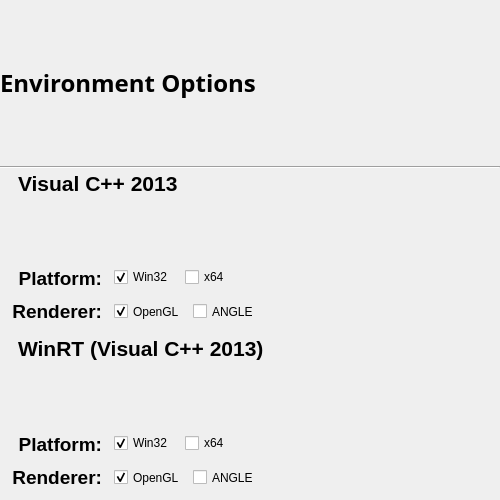
The window that ui/WizardPageEnvOptions.ui (cinder/TinderBox) describes before a commit, drawn with Qt 5.
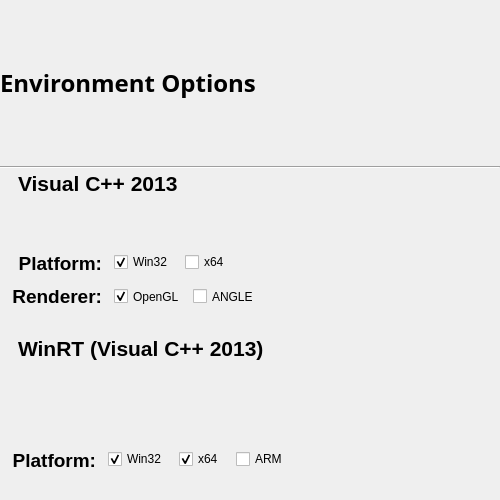
The same window after the commit. Icons and pictures are not drawn.

Commit message: Working UI for WinRT options; not integrated into Generator yet

The edit to the form file:
```diff
--- a/ui/WizardPageEnvOptions.ui
+++ b/ui/WizardPageEnvOptions.ui
@@ -67,7 +67,7 @@
     </widget>
    </item>
    <item>
-    <layout class="QVBoxLayout" name="vc2013Layout" stretch="0,0">
+    <layout class="QVBoxLayout" name="vc2013Layout" stretch="0,0,0">
      <property name="spacing">
       <number>0</number>
      </property>
@@ -314,6 +314,22 @@
        </item>
       </layout>
      </item>
+     <item>
+      <spacer name="verticalSpacer">
+       <property name="orientation">
+        <enum>Qt::Vertical</enum>
+       </property>
+       <property name="sizeType">
+        <enum>QSizePolicy::Fixed</enum>
+       </property>
+       <property name="sizeHint" stdset="0">
+        <size>
+         <width>20</width>
+         <height>20</height>
+        </size>
+       </property>
+      </spacer>
+     </item>
     </layout>
    </item>
    <item>
@@ -489,74 +505,15 @@
            <property name="text">
             <string>x64</string>
            </property>
-          </widget>
-         </item>
-        </layout>
-       </item>
-       <item row="1" column="0">
-        <widget class="QLabel" name="vc2013WinRtRendererLabel">
-         <property name="sizePolicy">
-          <sizepolicy hsizetype="Minimum" vsizetype="Minimum">
-           <horstretch>0</horstretch>
-           <verstretch>0</verstretch>
-          </sizepolicy>
-         </property>
-         <property name="font">
-          <font>
-           <family>Helvetica</family>
-           <pointsize>14</pointsize>
-           <weight>75</weight>
-           <bold>true</bold>
-          </font>
-         </property>
-         <property name="text">
-          <string>Renderer:</string>
-         </property>
-         <property name="alignment">
-          <set>Qt::AlignRight|Qt::AlignTrailing|Qt::AlignVCenter</set>
-         </property>
-        </widget>
-       </item>
-       <item row="1" column="1">
-        <layout class="QHBoxLayout" name="vc2013WinRtRendererLayout">
-         <property name="spacing">
-          <number>8</number>
-         </property>
-         <property name="sizeConstraint">
-          <enum>QLayout::SetMinimumSize</enum>
-         </property>
-         <item>
-          <widget class="QCheckBox" name="vc2013WinRtOpenGlCheckBox">
-           <property name="sizePolicy">
-            <sizepolicy hsizetype="Minimum" vsizetype="Minimum">
-             <horstretch>0</horstretch>
-             <verstretch>0</verstretch>
-            </sizepolicy>
-           </property>
-           <property name="minimumSize">
-            <size>
-             <width>0</width>
-             <height>0</height>
-            </size>
-           </property>
-           <property name="text">
-            <string>OpenGL</string>
-           </property>
            <property name="checked">
             <bool>true</bool>
            </property>
           </widget>
          </item>
          <item>
-          <widget class="QCheckBox" name="vc2013WinRtAngleCheckBox">
-           <property name="sizePolicy">
-            <sizepolicy hsizetype="Minimum" vsizetype="Minimum">
-             <horstretch>0</horstretch>
-             <verstretch>0</verstretch>
-            </sizepolicy>
-           </property>
+          <widget class="QCheckBox" name="vc2013WinRtArmCheckBox">
            <property name="text">
-            <string>ANGLE</string>
+            <string>ARM</string>
            </property>
           </widget>
          </item>
```
The commit also changes 4 other files.
